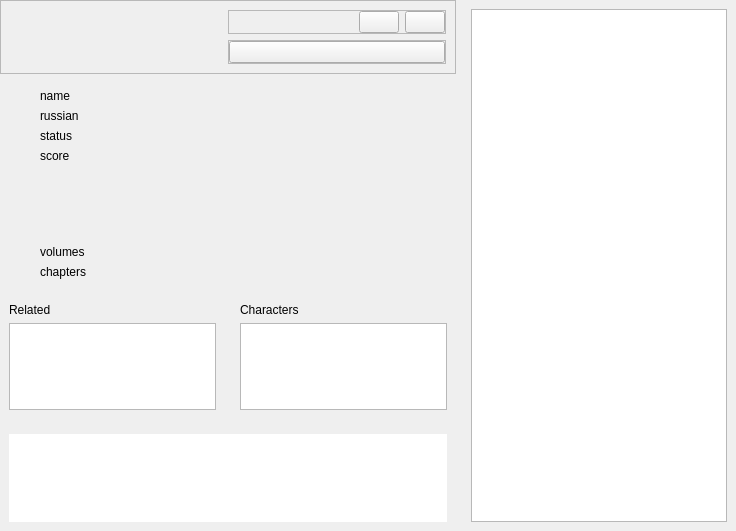
brandonzorn/Nlight, file data/ui/widgets/info.ui: the form before one commit.
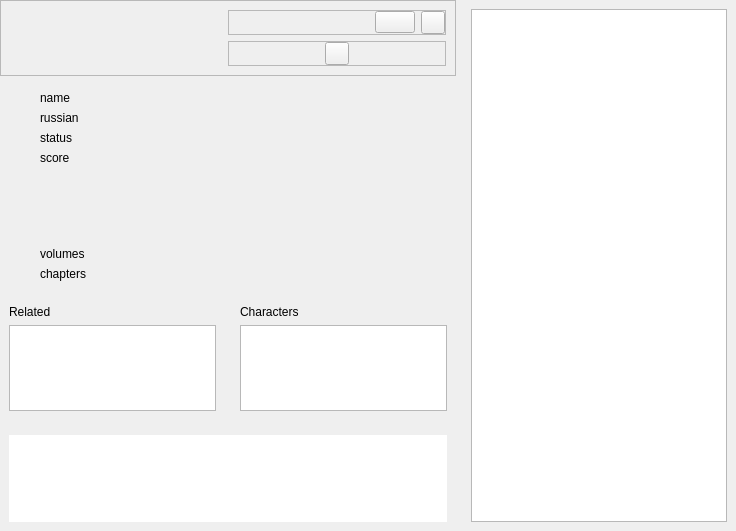
The form after the commit. Custom widgets are drawn as their Qt base class.

What changed in the file:
```diff
--- a/data/ui/widgets/info.ui
+++ b/data/ui/widgets/info.ui
@@ -102,10 +102,7 @@
               <widget class="ComboBox" name="lib_list_box"/>
              </item>
              <item>
-              <widget class="PushButton" name="add_btn">
-               <property name="text">
-                <string/>
-               </property>
+              <widget class="ToolButton" name="add_btn">
                <property name="checkable">
                 <bool>true</bool>
                </property>
@@ -136,11 +133,7 @@
               <number>0</number>
              </property>
              <item>
-              <widget class="QPushButton" name="shikimori_btn">
-               <property name="text">
-                <string/>
-               </property>
-              </widget>
+              <widget class="ToolButton" name="shikimori_btn"/>
              </item>
             </layout>
            </widget>
@@ -337,8 +330,8 @@
    <header>qfluentwidgets</header>
   </customwidget>
   <customwidget>
-   <class>PushButton</class>
-   <extends>QPushButton</extends>
+   <class>ToolButton</class>
+   <extends>QToolButton</extends>
    <header>qfluentwidgets</header>
   </customwidget>
   <customwidget>
```
Left out of the diff: 3 changed lines with no effect on the pictures.
